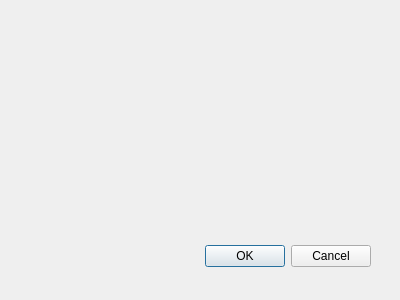
The window that filterform.ui (Airaat/QT_CRUD_Book) describes before a commit, drawn with Qt 5.
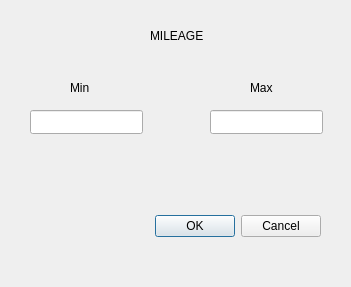
The same window after the commit.

Diff of the .ui file:
```diff
--- a/filterform.ui
+++ b/filterform.ui
@@ -8,8 +8,8 @@
    <rect>
     <x>0</x>
     <y>0</y>
-    <width>400</width>
-    <height>300</height>
+    <width>351</width>
+    <height>287</height>
    </rect>
   </property>
   <property name="windowTitle">
@@ -18,8 +18,8 @@
   <widget name="buttonBox" class="QDialogButtonBox">
    <property name="geometry">
     <rect>
-     <x>30</x>
-     <y>240</y>
+     <x>-20</x>
+     <y>210</y>
      <width>341</width>
      <height>32</height>
     </rect>
@@ -31,6 +31,65 @@
     <set>QDialogButtonBox::Cancel|QDialogButtonBox::Ok</set>
    </property>
   </widget>
+  <widget class="QLineEdit" name="edit_min">
+   <property name="geometry">
+    <rect>
+     <x>30</x>
+     <y>110</y>
+     <width>113</width>
+     <height>24</height>
+    </rect>
+   </property>
+  </widget>
+  <widget class="QLineEdit" name="edit_max">
+   <property name="geometry">
+    <rect>
+     <x>210</x>
+     <y>110</y>
+     <width>113</width>
+     <height>24</height>
+    </rect>
+   </property>
+  </widget>
+  <widget class="QLabel" name="label_tittle">
+   <property name="geometry">
+    <rect>
+     <x>150</x>
+     <y>20</y>
+     <width>71</width>
+     <height>31</height>
+    </rect>
+   </property>
+   <property name="text">
+    <string>MILEAGE</string>
+   </property>
+  </widget>
+  <widget class="QLabel" name="label_min">
+   <property name="geometry">
+    <rect>
+     <x>70</x>
+     <y>80</y>
+     <width>49</width>
+     <height>16</height>
+    </rect>
+   </property>
+   <property name="text">
+    <string>Min</string>
+   </property>
+  </widget>
+  <widget class="QLabel" name="label_max">
+   <property name="geometry">
+    <rect>
+     <x>250</x>
+     <y>80</y>
+     <width>49</width>
+     <height>16</height>
+    </rect>
+   </property>
+   <property name="text">
+    <string>Max</string>
+   </property>
+  </widget>
  </widget>
  <pixmapfunction/>
  <resources/>
```
Left out of the diff: 9 changed lines with no effect on the pictures.
